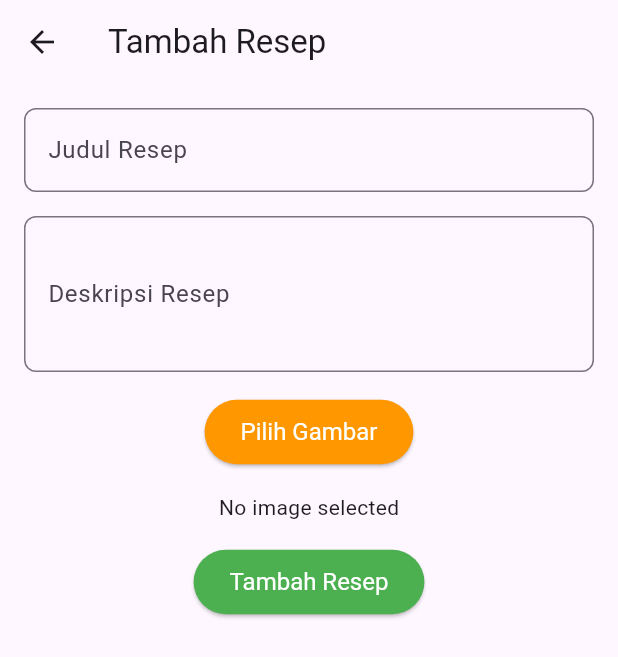
After one commit to rafiald1/PemogramanMobile_mod3, a Flutter app: the CrudView screen opened by its route, after a tap on the "add" icon, on a phone screen of 412 x 824 dp. The commit adds this screen. Shown: the top 657 px of the screen. Run offline on Flutter 3.47's test engine with Material 3 defaults, Android fonts, the phone set to English and light mode, and no system bars; our stand-ins replace cloud_firestore, firebase_auth, firebase_core, firebase_messaging, flutter_local_notifications, get and 2 more; accounts and stored records are empty.

Commit message:
fitur tambah

```diff
--- /dev/null
+++ b/lib/app/home/bindings/crud_binding.dart
@@ -0,0 +1,9 @@
+import 'package:get/get.dart';
+import 'package:praktikum_mod_1/app/home/controllers/crud_controller.dart';
+
+class CrudBinding extends Bindings {
+  @override
+  void dependencies() {
+    Get.lazyPut<CrudController>(() => CrudController());
+  }
+}
--- /dev/null
+++ b/lib/app/home/controllers/crud_controller.dart
@@ -0,0 +1,82 @@
+import 'package:cloud_firestore/cloud_firestore.dart';
+import 'package:flutter/material.dart';
+import 'package:get/get.dart';
+import 'package:image_picker/image_picker.dart';
+import 'dart:io';
+
+class CrudController extends GetxController {
+  final TextEditingController titleController = TextEditingController();
+  final TextEditingController descriptionController = TextEditingController();
+  final FirebaseFirestore firestore = FirebaseFirestore.instance;
+  File? imageFile;
+  RxList<DocumentSnapshot> recipes = RxList<DocumentSnapshot>([]);
+  var isLoading = false.obs;
+
+  @override
+  void onInit() {
+    super.onInit();
+    fetchRecipes();
+  }
+
+  Future<void> fetchRecipes() async {
+    isLoading.value = true;
+    final snapshot = await firestore.collection('recipe').get();
+    recipes.value = snapshot.docs;
+    isLoading.value = false;
+  }
+
+  Future<void> pickImage() async {
+    final ImagePicker picker = ImagePicker();
+    final XFile? pickedFile =
+        await picker.pickImage(source: ImageSource.gallery);
+    if (pickedFile != null) {
+      imageFile = File(pickedFile.path);
+      update();
+    }
+  }
+
+  Future<void> addRecipe() async {
+    if (titleController.text.isNotEmpty &&
+        descriptionController.text.isNotEmpty) {
+      await firestore.collection('recipe').add({
+        'title': titleController.text,
+        'description': descriptionController.text,
+        // Tambahkan field lain sesuai kebutuhan
+      });
+
+      titleController.clear();
+      descriptionController.clear();
+      imageFile = null;
+      update();
+      fetchRecipes();
+      Get.back();
+    } else {
+      Get.snackbar('Error', 'Please fill all fields');
+    }
+  }
+
+  Future<void> updateRecipe(String id) async {
+    if (titleController.text.isNotEmpty &&
+        descriptionController.text.isNotEmpty) {
+      await firestore.collection('recipe').doc(id).update({
+        'title': titleController.text,
+        'description': descriptionController.text,
+        // Tambahkan field lain sesuai kebutuhan
+      });
+
+      titleController.clear();
+      descriptionController.clear();
+      imageFile = null;
+      update();
+      fetchRecipes();
+      Get.back();
+    } else {
+      Get.snackbar('Error', 'Please fill all fields');
+    }
+  }
+
+  Future<void> deleteRecipe(String id) async {
+    await firestore.collection('recipe').doc(id).delete();
+    fetchRecipes();
+  }
+}
--- /dev/null
+++ b/lib/app/home/views/add_edit_recipe_view.dart
@@ -0,0 +1,83 @@
+import 'package:flutter/material.dart';
+import 'package:get/get.dart';
+import 'package:praktikum_mod_1/app/home/controllers/crud_controller.dart';
+
+class AddEditRecipeView extends GetView<CrudController> {
+  final String? recipeId;
+  const AddEditRecipeView({Key? key, this.recipeId}) : super(key: key);
+
+  @override
+  Widget build(BuildContext context) {
+    return Scaffold(
+      appBar: AppBar(
+        title: Text(recipeId == null ? 'Tambah Resep' : 'Edit Resep'),
+      ),
+      body: SingleChildScrollView(
+        padding: const EdgeInsets.all(16.0),
+        child: Column(
+          children: [
+            TextField(
+              controller: controller.titleController,
+              decoration: InputDecoration(
+                labelText: 'Judul Resep',
+                border: OutlineInputBorder(
+                  borderRadius: BorderRadius.circular(8.0),
+                ),
+              ),
+            ),
+            const SizedBox(height: 16.0),
+            TextField(
+              controller: controller.descriptionController,
+              maxLines: 3,
+              decoration: InputDecoration(
+                labelText: 'Deskripsi Resep',
+                border: OutlineInputBorder(
+                  borderRadius: BorderRadius.circular(8.0),
+                ),
+              ),
+            ),
+            const SizedBox(height: 16.0),
+            ElevatedButton(
+              onPressed: controller.pickImage,
+              child: const Text('Pilih Gambar'),
+              style: ElevatedButton.styleFrom(
+                foregroundColor: Colors.white,
+                backgroundColor: Colors.orange,
+                padding: const EdgeInsets.symmetric(
+                    horizontal: 24.0, vertical: 12.0),
+                textStyle: const TextStyle(fontSize: 16.0),
+              ),
+            ),
+            const SizedBox(height: 16.0),
+            GetBuilder<CrudController>(
+              builder: (controller) {
+                return controller.imageFile != null
+                    ? Image.file(controller.imageFile!)
+                    : const Text('No image selected');
+              },
+            ),
+            const SizedBox(height: 16.0),
+            ElevatedButton(
+              onPressed: () {
+                if (recipeId == null) {
+                  controller.addRecipe();
+                } else {
+                  controller.updateRecipe(recipeId!);
+                }
+              },
+              child:
+                  Text(recipeId == null ? 'Tambah Resep' : 'Simpan Perubahan'),
+              style: ElevatedButton.styleFrom(
+                foregroundColor: Colors.white,
+                backgroundColor: Colors.green,
+                padding: const EdgeInsets.symmetric(
+                    horizontal: 24.0, vertical: 12.0),
+                textStyle: const TextStyle(fontSize: 16.0),
+              ),
+            ),
+          ],
+        ),
+      ),
+    );
+  }
+}
--- /dev/null
+++ b/lib/app/home/views/crud_view.dart
@@ -0,0 +1,77 @@
+import 'package:flutter/material.dart';
+import 'package:get/get.dart';
+import 'package:praktikum_mod_1/app/home/controllers/crud_controller.dart';
+import 'package:praktikum_mod_1/app/home/views/add_edit_recipe_view.dart';
+
+class CrudView extends GetView<CrudController> {
+  const CrudView({Key? key}) : super(key: key);
+
+  @override
+  Widget build(BuildContext context) {
+    return Scaffold(
+      appBar: AppBar(
+        title: const Text('Daftar Resep'),
+        actions: [
+          IconButton(
+            icon: const Icon(Icons.add),
+            onPressed: () => Get.to(() => const AddEditRecipeView()),
+          ),
+        ],
+      ),
+      body: Obx(() {
+        if (controller.isLoading.value) {
+          return const Center(child: CircularProgressIndicator());
+        } else {
+          if (controller.recipes.isEmpty) {
+            return const Center(
+                child: Text('Belum ada resep yang ditambahkan.'));
+          } else {
+            return Padding(
+              padding: const EdgeInsets.all(8.0),
+              child: ListView.builder(
+                itemCount: controller.recipes.length,
+                itemBuilder: (context, index) {
+                  final recipe = controller.recipes[index];
+                  return Card(
+                    margin: const EdgeInsets.symmetric(vertical: 8.0),
+                    elevation: 5,
+                    child: ListTile(
+                      contentPadding: const EdgeInsets.all(16.0),
+                      title: Text(
+                        recipe['title'],
+                        style: const TextStyle(
+                          fontWeight: FontWeight.bold,
+                          fontSize: 18,
+                        ),
+                      ),
+                      subtitle: Text(recipe['description']),
+                      trailing: Row(
+                        mainAxisSize: MainAxisSize.min,
+                        children: [
+                          IconButton(
+                            icon: const Icon(Icons.edit, color: Colors.blue),
+                            onPressed: () {
+                              controller.titleController.text = recipe['title'];
+                              controller.descriptionController.text =
+                                  recipe['description'];
+                              Get.to(
+                                  () => AddEditRecipeView(recipeId: recipe.id));
+                            },
+                          ),
+                          IconButton(
+                            icon: const Icon(Icons.delete, color: Colors.red),
+                            onPressed: () => controller.deleteRecipe(recipe.id),
+                          ),
+                        ],
+                      ),
+                    ),
+                  );
+                },
+              ),
+            );
+          }
+        }
+      }),
+    );
+  }
+}
--- a/lib/app/home/views/home_view.dart
+++ b/lib/app/home/views/home_view.dart
@@ -25,12 +25,10 @@ class HomeView extends GetView<HomeController> {
         automaticallyImplyLeading: false,
         actions: [
           IconButton(
-            icon: Icon(Icons.logout),
+            icon: const Icon(Icons.logout),
             onPressed: () {
-              // Memanggil fungsi logout dari AuthController
               Get.find<AuthController>().logout();
-              Get.offAllNamed(
-                  '/login'); // Arahkan ke halaman login setelah logout
+              Get.offAllNamed('/login');
             },
           ),
         ],
@@ -50,7 +48,7 @@ class HomeView extends GetView<HomeController> {
                       borderRadius: BorderRadius.circular(8.0),
                     ),
                     child: TextField(
-                      decoration: InputDecoration(
+                      decoration: const InputDecoration(
                         hintText: 'Mau resep apa bro?',
                         border: InputBorder.none,
                         icon: Icon(Icons.search),
@@ -60,8 +58,8 @@ class HomeView extends GetView<HomeController> {
                   const SizedBox(height: 16.0),
                   ClipRRect(
                     borderRadius: BorderRadius.circular(8.0),
-                    child: Image(
-                      image: AssetImage('assets/recomend2.jpg'), // Gambar utama
+                    child: const Image(
+                      image: AssetImage('assets/recomend2.jpg'),
                       fit: BoxFit.cover,
                     ),
                   ),
@@ -98,16 +96,14 @@ class HomeView extends GetView<HomeController> {
                       Expanded(
                         child: ClipRRect(
                           child: GestureDetector(
-                            child: Image(
-                              image: AssetImage(
-                                  'assets/rekomen1.jpg'), // Gambar menu pertama
+                            child: const Image(
+                              image: AssetImage('assets/rekomen1.jpg'),
                               fit: BoxFit.cover,
                             ),
                             onTap: () {
                               Get.to(RecipeView(
                                   url:
                                       'https://cookpad.com/id/cari/nasi%20goreng'));
-                              // Aksi saat tombol 'Lebih banyak' ditekan
                             },
                           ),
                           borderRadius: BorderRadius.circular(8.0),
@@ -117,16 +113,14 @@ class HomeView extends GetView<HomeController> {
                       Expanded(
                         child: ClipRRect(
                           child: GestureDetector(
-                            child: Image(
-                              image: AssetImage(
-                                  'assets/cover.jpg'), // Gambar menu kedua
+                            child: const Image(
+                              image: AssetImage('assets/cover.jpg'),
                               fit: BoxFit.cover,
                             ),
                             onTap: () {
                               Get.to(RecipeView(
                                   url:
                                       'https://cookpad.com/id/cari/bubur%20ayam'));
-                              // Aksi saat tombol 'Lebih banyak' ditekan
                             },
                           ),
                           borderRadius: BorderRadius.circular(8.0),
@@ -166,7 +160,6 @@ class HomeView extends GetView<HomeController> {
                       if (image != null) {
                         File imageFile = File(image.path);
 
-                        // Lakukan sesuatu dengan gambar yang dipilih, misalnya menampilkan di UI
                         showDialog(
                           context: context,
                           builder: (BuildContext context) {
@@ -211,6 +204,14 @@ class HomeView extends GetView<HomeController> {
           ),
         ),
       ),
+      floatingActionButton: FloatingActionButton(
+        onPressed: () {
+          Get.toNamed(Routes.CRUD); // Navigasi ke halaman tambah resep
+        },
+        child: const Icon(Icons.add),
+        tooltip: 'Tambah Resep',
+      ),
+      floatingActionButtonLocation: FloatingActionButtonLocation.centerDocked,
     );
   }
 
--- a/lib/app/routes/app_routes.dart
+++ b/lib/app/routes/app_routes.dart
@@ -1,5 +1,4 @@
 part of 'app_pages.dart';
-// DO NOT EDIT. This is code generated via package:get_cli/get_cli.dart
 
 abstract class Routes {
   Routes._();
@@ -7,6 +6,7 @@ abstract class Routes {
   static const LOGIN = _Paths.LOGIN;
   static const HTTP = _Paths.HTTP;
   static const REGISTER = _Paths.REGISTER;
+  static const CRUD = _Paths.CRUD;
 }
 
 abstract class _Paths {
@@ -15,4 +15,5 @@ abstract class _Paths {
   static const LOGIN = '/login';
   static const HTTP = '/http';
   static const REGISTER = '/register';
+  static const CRUD = '/crud';
 }
--- a/pubspec.yaml
+++ b/pubspec.yaml
@@ -28,6 +28,7 @@ environment:
 # the latest version available on pub.dev. To see which dependencies have newer
 # versions available, run `flutter pub outdated`.
 dependencies:
+  cloud_firestore: ^5.4.4
   cupertino_icons: ^1.0.8
   firebase_auth: ^5.3.1
   firebase_core: ^3.6.0
```
Also changed, not shown: lib/app/routes/app_pages.dart (+17 -8 lines), pubspec.lock, 3 other files.
